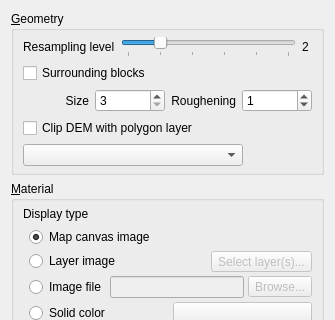
First picture: the form in ui/demproperties.ui, repository minorua/Qgis2threejs, before the edit; both pictures show x 0 to 335 and y 0 to 320 of the 335 by 570 pixel window.
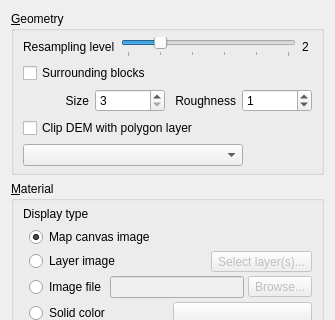
Second picture: the form after the edit. Custom widgets are drawn as their Qt base class.

Commit message: DEM: rename roughening to roughness

Patch:
```diff
--- a/ui/demproperties.ui
+++ b/ui/demproperties.ui
@@ -95,7 +95,7 @@
           <item row="0" column="2">
            <widget class="QLabel" name="label_3">
             <property name="text">
-             <string>Roughening</string>
+             <string>Roughness</string>
             </property>
             <property name="alignment">
              <set>Qt::AlignRight|Qt::AlignTrailing|Qt::AlignVCenter</set>
```
The commit also changes 5 other files.
